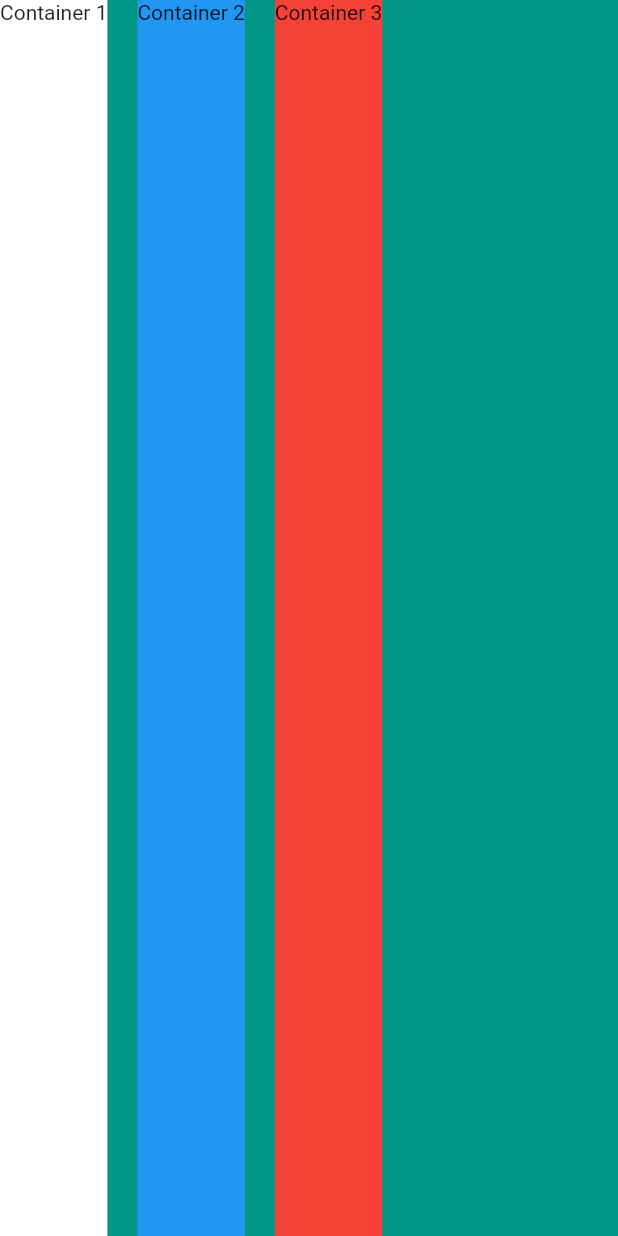
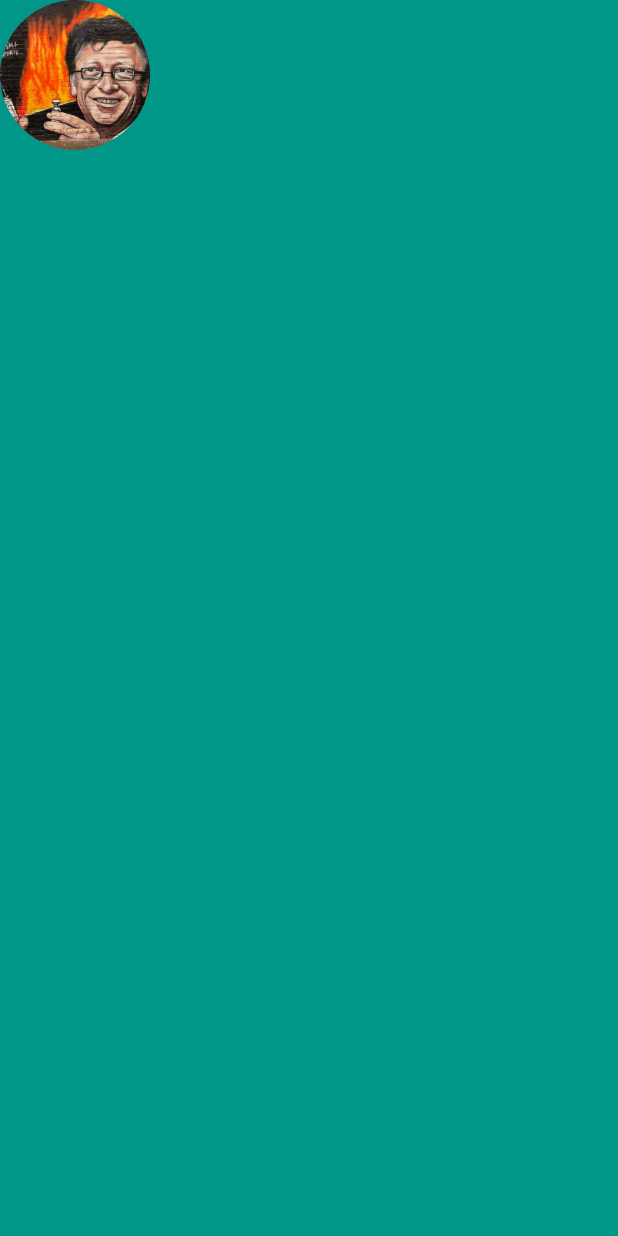
Before and after one commit to londonappbrewery/mi_card_flutter, a Flutter app: the screen it shows after launch, on a phone screen of 412 x 824 dp. Run offline on Flutter 3.47's test engine with Material 2 defaults, Android fonts, the phone set to English and light mode, and no system bars.

Commit message:
Add image for contact

```diff
--- a/lib/main.dart
+++ b/lib/main.dart
@@ -11,29 +11,15 @@ class MyApp extends StatelessWidget {
       home: Scaffold(
         backgroundColor: Colors.teal,
         body: SafeArea(
-          child: Row(
-            crossAxisAlignment: CrossAxisAlignment.stretch,
+          child: Column(
             children: <Widget>[
-              Container(
-                color: Colors.white,
-                child: Text('Container 1'),
-              ),
-              SizedBox(
-                width: 20.0,
-              ),
-              Container(
-                color: Colors.blue,
-                child: Text('Container 2'),
-              ),
-              SizedBox(
-                width: 20.0,
-              ),
-              Container(
-                color: Colors.red,
-                child: Text('Container 3'),
+              CircleAvatar(
+                radius: 50.0,
+                backgroundColor: Colors.blueGrey,
+                foregroundImage: AssetImage('images/update_install.jpg'),
               ),
             ],
-          ),
+          )
         ),
       ),
     );
--- a/pubspec.yaml
+++ b/pubspec.yaml
@@ -37,9 +37,8 @@ flutter:
   uses-material-design: true
 
   # To add assets to your application, add an assets section, like this:
-  # assets:
-  #  - images/a_dot_burr.jpeg
-  #  - images/a_dot_ham.jpeg
+  assets:
+  - images/
 
   # An image asset can refer to one or more resolution-specific "variants", see
   # https://flutter.io/assets-and-images/#resolution-aware.
```
Also changed, not shown: images/update_install.jpg (added).
